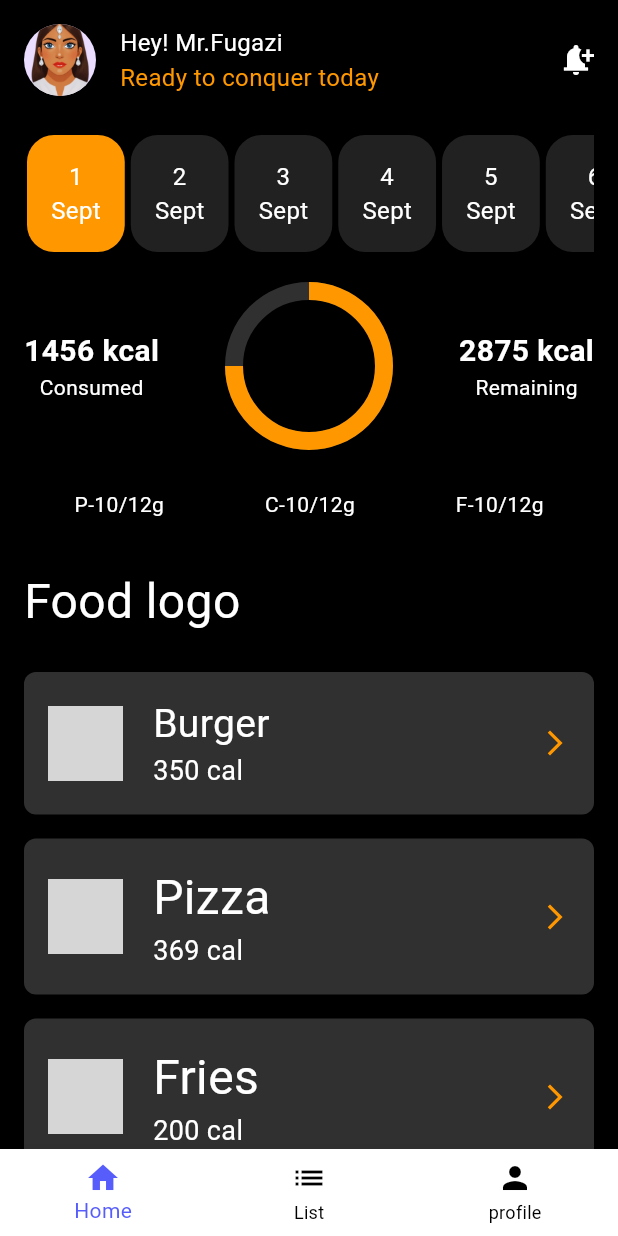
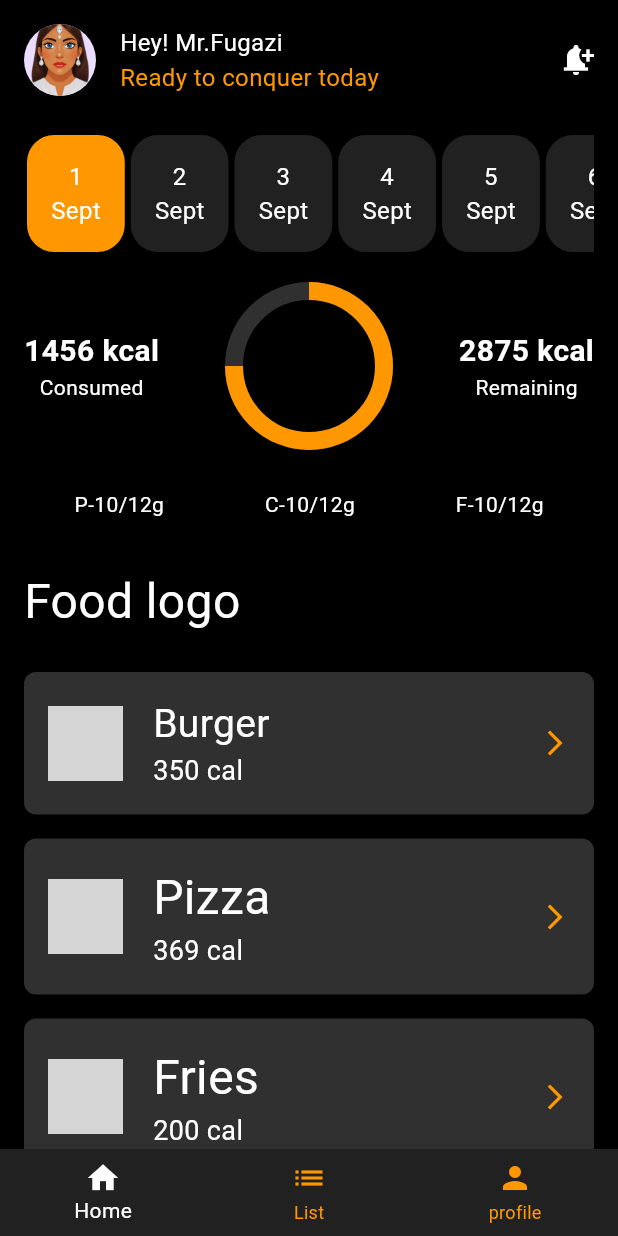
Before and after one commit to vishaltrydigitalsolution/Login-SIgnup-UI-tool-kit, a Flutter app: the Dashboard screen opened by its route, on a phone screen of 412 x 824 dp. Run offline on Flutter 3.47's test engine with Material 3 defaults, Android fonts, the phone set to English and light mode, and no system bars; our stand-ins replace email_validator, get; accounts and stored records are empty; grey boxes are pictures that could not be loaded.

Commit message:
dashboard

```diff
--- a/lib/pages/controllers/dashborad_controller.dart
+++ b/lib/pages/controllers/dashborad_controller.dart
@@ -1,23 +1,43 @@
 import 'package:get/get.dart';
-import 'package:login/constants/routes.dart';
-class DashboradController extends GetxController{
 
-  @override
-  void onInit() {
+class DashboradController extends GetxController {
+  final int year = DateTime.now().year;
+  final int month = DateTime.now().month;
+  static const List<String> monthNames = [
+    "Jan",
+    "Feb",
+    "Mar",
+    "Apr",
+    "May",
+    "June",
+    "July",
+    "Aug",
+    "Sept",
+    "Oct",
+    "Nov",
+    "Dec",
+  ];
 
-    super.onInit();
+  int get daysInMonth {
+    return DateTime(year, month + 1, 0).day;
   }
-  @override
-  void dispose() {
-    super.dispose();
-  }
-  void nextPage() {
-    Get.toNamed(Routes.loginPage);
-  }
-    var selecttabIndex= 0.obs;
-    void changeTabIndex(int index){
-      selecttabIndex.value =index;
-    }
 
+  final userName = " Hey! Mr.Fugazi".obs;
+  final bio ="Ready to conquer today".obs;
+  final consumed = 1456.obs;
+  final remaining = 2875.obs;
+  final progress = 0.75.obs;
+  final profile =[{"image":"assets/images/image.png"}].obs;
 
+  final foodList = [
+    {"name": "Burger", "cal": "350 cal", "image": "assets/images/potato.png"},
+    {"name": "Pizza", "cal": "369 cal", "image": "assets/images/pizza.png"},
+    {"name": "Fries", "cal": "200 cal", "image": "assets/images/fries.png"},
+    {"name": "Maxican Food", "cal": "600 cal", "image": "assets/images/maxican.png",},
+    {"name": "Burger", "cal": "350 cal", "image": "assets/images/potato.png"},
+    {"name": "Burger", "cal": "350 cal", "image": "assets/images/potato.png"},
+    {"name": "Burger", "cal": "350 cal", "image": "assets/images/potato.png"},
+    {"name": "Burger", "cal": "350 cal", "image": "assets/images/potato.png"},
+    {"name": "Burger", "cal": "350 cal", "image": "assets/images/potato.png"},
+  ].obs;
 }
--- a/lib/pages/dashboard.dart
+++ b/lib/pages/dashboard.dart
@@ -3,7 +3,9 @@ import 'list_page.dart';
 import 'welcome_page.dart';
 import 'profile_page.dart';
 import 'dashboard_page.dart';
-import 'grid_pages.dart';
+import 'grid_page.dart';
+import 'grid_page.dart';
+
 import '../whatsapp_pages/home_page.dart';
 class Dashboard extends StatefulWidget {
   @override
@@ -15,7 +17,7 @@ class _Dashboard extends State<Dashboard> {
 
   final List<Widget> _screens = [
     DashboardPage(),
-    HomePage(),
+    GridPage(),
     ProfilePage(),
   ];
   void _onItemTapped(int index) {
@@ -29,11 +31,11 @@ class _Dashboard extends State<Dashboard> {
     return Scaffold(
       body: _screens[_selectedIndex],
       bottomNavigationBar: BottomNavigationBar(
-        backgroundColor: Colors.white,
+        backgroundColor: Colors.grey[900],
         items: const <BottomNavigationBarItem>[
           BottomNavigationBarItem(
             icon: Icon(Icons.home,),
-            backgroundColor: Color(0xff575DFB),
+            backgroundColor: Colors.orange,
             label: 'Home',
           ),
           BottomNavigationBarItem(
@@ -45,8 +47,8 @@ class _Dashboard extends State<Dashboard> {
         ],
         currentIndex: _selectedIndex,
         onTap: _onItemTapped,
-        unselectedItemColor: Colors.black,
-        selectedItemColor: Color(0xff575DFB),
+        unselectedItemColor: Colors.orange,
+        selectedItemColor: Colors.white,
       ),
     );
   }
```
